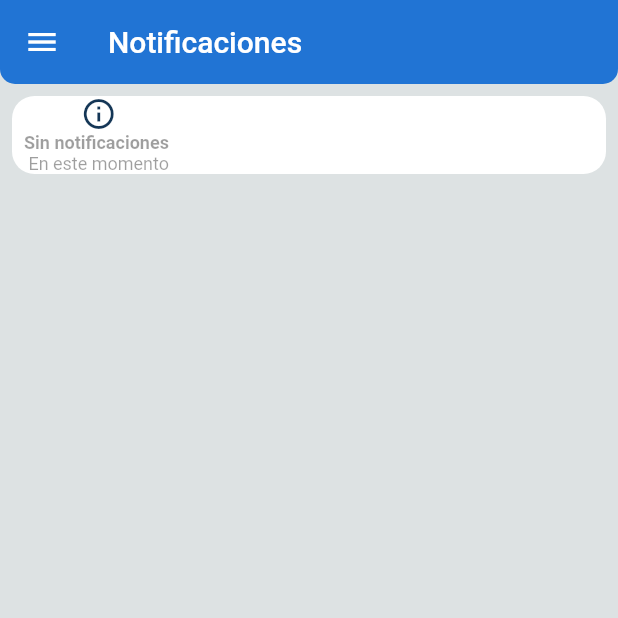
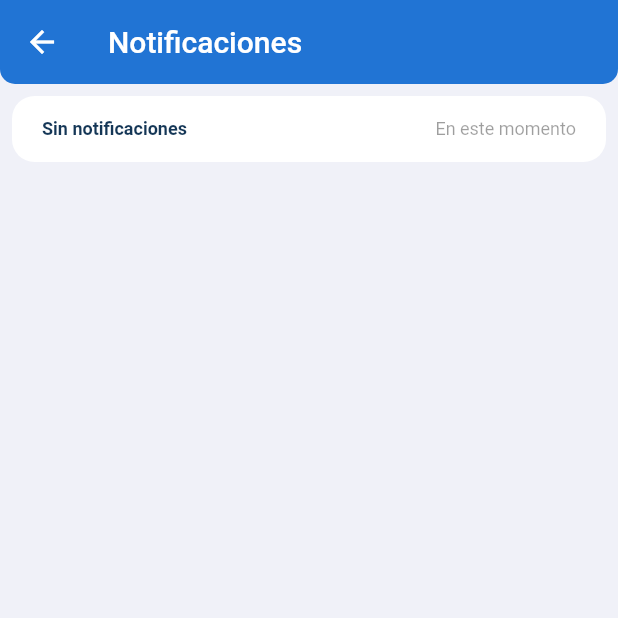
Before and after one commit to MyPatt/gasjm_cliente, a Flutter app: the NotificacionPage screen opened by its route, on a phone screen of 412 x 824 dp, the top half of it. Run offline on Flutter 3.47's test engine with Material 2 defaults, Android fonts, the phone set to English and light mode, and no system bars; our stand-ins replace cloud_firestore, equatable, firebase_auth, firebase_core, firebase_messaging, firebase_storage and 12 more; missing offline and left inert: flutter_polyline_points; accounts and stored records are empty; statements that could not run were skipped; project files that could hold a hidden picture were left out.

Commit message:
Modulo notificacion 2 y optimizacion proceso

```diff
--- a/lib/app/modules/notificacion/local_widgets/item_notificacion.dart
+++ b/lib/app/modules/notificacion/local_widgets/item_notificacion.dart
@@ -1,11 +1,11 @@
 import 'package:flutter/material.dart';
-import 'package:gasjm/app/core/theme/app_theme.dart';
 import 'package:gasjm/app/global_widgets/text_subtitle.dart';
 
 class ItemNotificacion extends StatelessWidget {
   const ItemNotificacion({
     Key? key,
-    required this.notificacion,required this.onTap,
+    required this.notificacion,
+    required this.onTap,
   }) : super(key: key);
 
   final String notificacion;
@@ -13,50 +13,34 @@ final void Function()? onTap;
   @override
   Widget build(BuildContext context) {
     return GestureDetector(
-      onTap:onTap ,
+      onTap: onTap,
       child: Container(
+          padding: const EdgeInsets.symmetric(horizontal: 20.0, vertical: 15.0),
           decoration: BoxDecoration(
               borderRadius: BorderRadius.circular(15.0), color: Colors.white),
-          padding:
-              const EdgeInsets.only(right: 8.0, left: 8.0, top: 0.0, bottom: 0.0),
-          child: Row(
-            children: [
-              Column(
-                children: [
-                  const Icon(
-                    Icons.info_outline,
-                    color: AppTheme.blueDark,
-                  ),
-                  Column(children: [
+          child: Row(children: <Widget>[
             Row(
               children: [
-                        TextSubtitle(
-                            text: notificacion.split(',')[0],
-                            color: Colors.black38),
+                TextSubtitle(text: notificacion.split(',')[0]),
                 //   TextDescription(text: e.split(',')[1]),
                 Text(
                   notificacion.split(',')[1],
                   style: Theme.of(context).textTheme.caption?.copyWith(
-                              color: Colors.black38,
-                              fontWeight: FontWeight.normal),
+                      color: Colors.black38, fontWeight: FontWeight.normal),
                 )
               ],
             ),
+            const Spacer(),
             Row(
               children: [
                 Text(
                   notificacion.split(',')[2],
                   style: Theme.of(context).textTheme.bodySmall?.copyWith(
-                              color: Colors.black38,
-                              fontWeight: FontWeight.normal),
+                      color: Colors.black38, fontWeight: FontWeight.normal),
                 ),
               ],
             ),
-                  ]),
-                ],
-              ),
-            ],
-          )),
+          ])),
     );
   }
 }
--- a/lib/app/modules/notificacion/notificacion_page.dart
+++ b/lib/app/modules/notificacion/notificacion_page.dart
@@ -1,6 +1,5 @@
 import 'package:flutter/material.dart';
 import 'package:gasjm/app/core/theme/app_theme.dart';
-import 'package:gasjm/app/global_widgets/menu_lateral.dart';
 import 'package:gasjm/app/modules/notificacion/local_widgets/contenido_notificacion.dart';
 
 //Pantalla   del cliente cuando su pedido se encuentra procesando
@@ -11,9 +10,8 @@ class NotificacionPage extends StatelessWidget {
   @override
   Widget build(BuildContext context) {
     return Scaffold(
-      backgroundColor: const Color.fromRGBO(221, 226, 227, 1),
-      //Menú deslizable a la izquierda con opciones del  usuario
-      drawer: const MenuLateral(),
+      backgroundColor: AppTheme.background,
+
       //Barra de herramientas de opciones para  agenda y  historial
       appBar: AppBar(
         automaticallyImplyLeading: true,
--- a/lib/app/modules/pedido/local_widgets/contenido_pedido.dart
+++ b/lib/app/modules/pedido/local_widgets/contenido_pedido.dart
@@ -26,7 +26,9 @@ class ContenidoPedido extends StatelessWidget {
       height: Responsive.getScreenSize(context).height * .09,
       width: Responsive.getScreenSize(context).width * .95,
       child: GetBuilder<ProcesoPedidoController>(
-          builder: (_) => Row(
+          builder: (_) => GestureDetector(
+              onTap: () => _.cargarDetalle(),
+            child: Row(
                   mainAxisAlignment: MainAxisAlignment.spaceBetween,
                   children: [
                     Column(
@@ -47,6 +49,7 @@ class ContenidoPedido extends StatelessWidget {
                       ],
                     )
                   ],
+                ),
           )),
     );
   }
```
Also changed, not shown: lib/app/modules/pedido/local_widgets/dropdown_notificacion.dart (deleted, +0 -70 lines), lib/app/modules/pedido/proceso_pedido_controller.dart (+4 -45 lines). Lines whose indentation alone changed are shown as unchanged.
